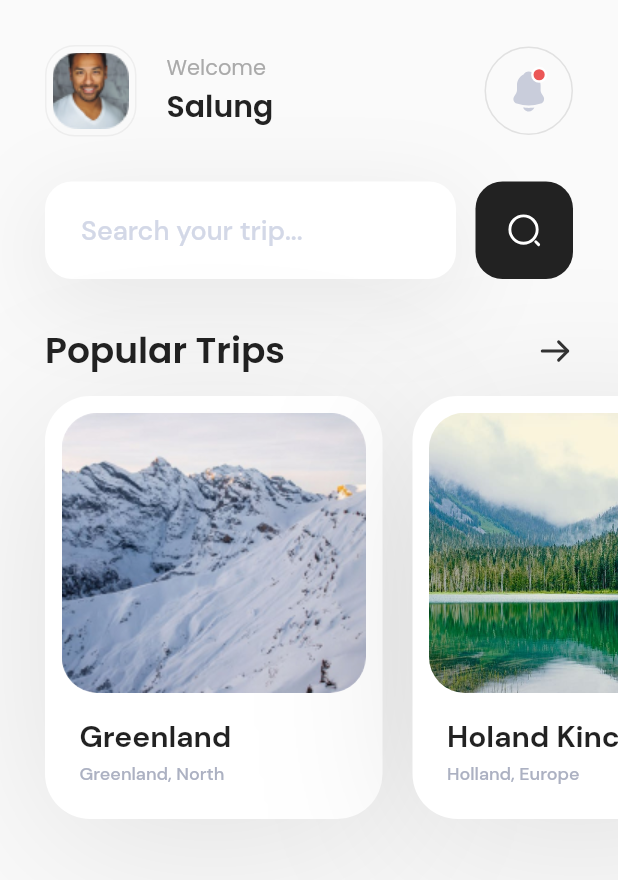
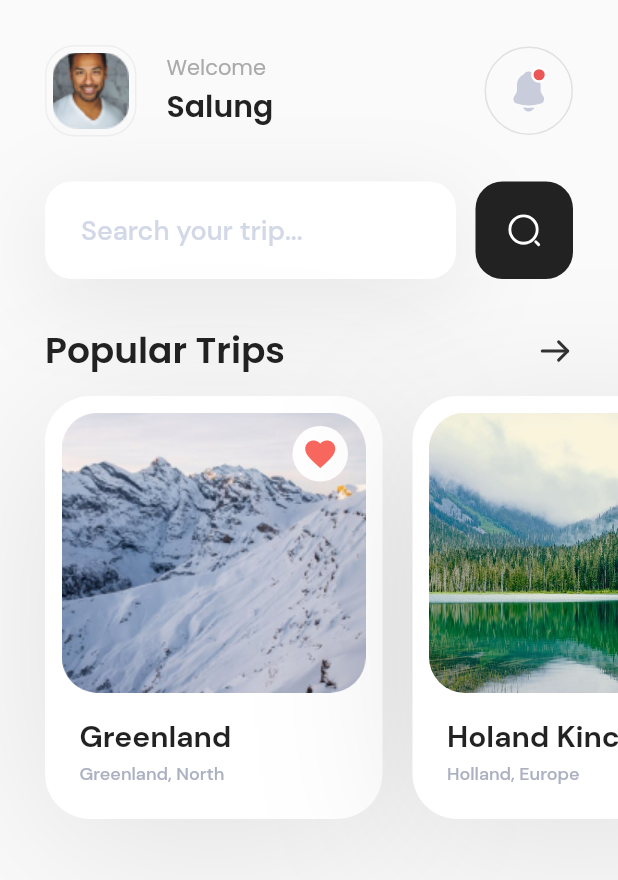
Before and after one commit to Dan-Y-Ko/Flutter-Dart-Playground, a Flutter app: the screen it shows after launch, on a phone screen of 412 x 824 dp. Shown: the top 880 px of the screen. Run offline on Flutter 3.47's test engine with Material 2 defaults, Android fonts, the phone set to English and light mode, and no system bars; our stand-ins replace flutter_svg.

Commit message:
add heart widget

```diff
--- /dev/null
+++ b/flutter/ui/travel_app_ui/lib/module/discover/widgets/hearts.dart
@@ -0,0 +1,23 @@
+import 'package:flutter/material.dart';
+import 'package:travel_app_ui/core/widgets/image_container.dart';
+
+class Hearts extends StatelessWidget {
+  const Hearts({Key? key}) : super(key: key);
+
+  @override
+  Widget build(BuildContext context) {
+    return ImageContainer(
+      height: 37.0,
+      width: 37.0,
+      color: Color(0xFFFFFFFF),
+      padding: EdgeInsets.all(0.0),
+      borderRadius: BorderRadius.all(
+        Radius.circular(50.0),
+      ),
+      asset: Icon(
+        Icons.favorite,
+        color: Color(0xFFF9685E),
+      ),
+    );
+  }
+}
--- a/flutter/ui/travel_app_ui/lib/module/discover/widgets/trips_builder.dart
+++ b/flutter/ui/travel_app_ui/lib/module/discover/widgets/trips_builder.dart
@@ -1,5 +1,7 @@
 import 'package:flutter/material.dart';
+import 'package:travel_app_ui/core/widgets/image_container.dart';
 import 'package:travel_app_ui/module/discover/models/trips.dart';
+import 'package:travel_app_ui/module/discover/widgets/hearts.dart';
 
 class TripsBuilder extends StatelessWidget {
   const TripsBuilder({Key? key}) : super(key: key);
@@ -33,7 +35,33 @@ class TripsBuilder extends StatelessWidget {
             ),
             child: Column(
               children: [
+                trips[index].isFavorite
+                    ? Stack(
+                        children: [
                           Container(
+                            height: 187.0,
+                            width: 203.0,
+                            margin: EdgeInsets.only(top: 11.0),
+                            decoration: BoxDecoration(
+                              borderRadius: BorderRadius.all(
+                                Radius.circular(
+                                  24.0,
+                                ),
+                              ),
+                              image: DecorationImage(
+                                image: AssetImage(trips[index].imageUrl),
+                                fit: BoxFit.cover,
+                              ),
+                            ),
+                          ),
+                          Positioned(
+                            top: 20.0,
+                            right: 12.0,
+                            child: Hearts(),
+                          ),
+                        ],
+                      )
+                    : Container(
                         height: 187.0,
                         width: 203.0,
                         margin: EdgeInsets.only(top: 11.0),
```
Lines whose indentation alone changed are shown as unchanged.
